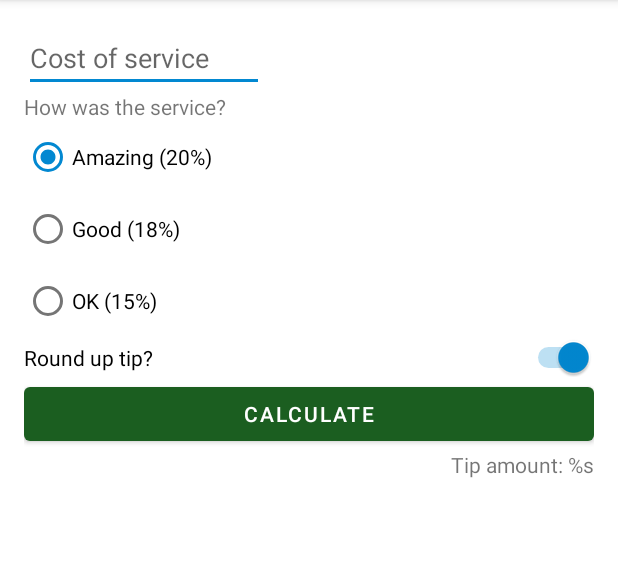
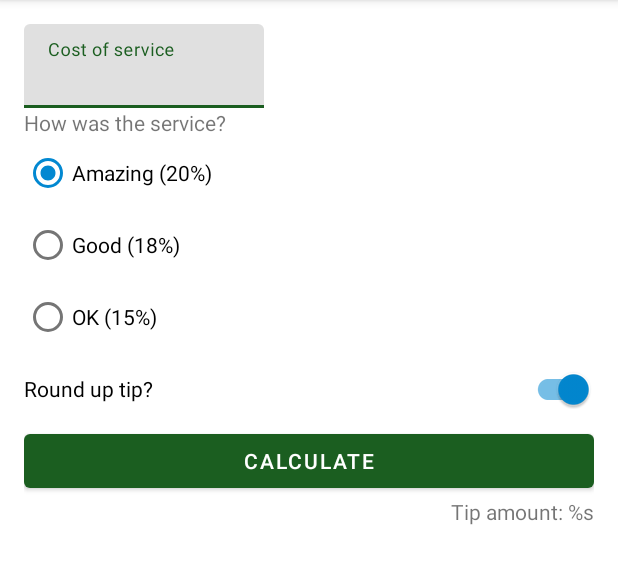
Before and after one commit to Daud94/Tip-Calculator, an Android app: the screen it shows after launch (MainActivity), on a phone screen of 412 x 824 dp, the part 84-668 px from its top. Run offline under Robolectric (Android 15) with nearby library versions, the phone set to English and light mode, and no system bars; 3 statements that could not run were skipped.

Commit message:
changed UI to use MDC (Material Design Components)

```diff
--- a/app/src/main/java/com/example/tipcalculator/MainActivity.kt
+++ b/app/src/main/java/com/example/tipcalculator/MainActivity.kt
@@ -21,7 +21,7 @@ class MainActivity : AppCompatActivity() {
 
     private fun calculateTip() {
         // get the string from for the cost of service from EditText
-        val stringInTextField = binding.costOfService.text.toString()
+        val stringInTextField = binding.costOfServiceEditText.text.toString()
         val cost = stringInTextField.toDoubleOrNull()
 
         if (cost == null || cost == 0.0){
--- a/app/src/main/res/layout/activity_main.xml
+++ b/app/src/main/res/layout/activity_main.xml
@@ -7,14 +7,22 @@
     android:padding="16dp"
     tools:context=".MainActivity">
 
-    <EditText
-        android:id="@+id/cost_of_service"
+    <com.google.android.material.textfield.TextInputLayout
         android:layout_width="160dp"
         android:layout_height="wrap_content"
+        android:id="@+id/cost_of_service"
         android:hint="@string/cost_of_service"
-        android:inputType="numberDecimal"
         app:layout_constraintStart_toStartOf="parent"
-        app:layout_constraintTop_toTopOf="parent" />
+        app:layout_constraintTop_toTopOf="parent">
+
+        <com.google.android.material.textfield.TextInputEditText
+            android:layout_width="match_parent"
+            android:layout_height="wrap_content"
+            android:inputType="numberDecimal"
+            android:id="@+id/cost_of_service_edit_text"
+            />
+
+    </com.google.android.material.textfield.TextInputLayout>
 
     <TextView
         android:id="@+id/service_question"
@@ -53,7 +61,7 @@
 
     </RadioGroup>
 
-    <Switch
+    <com.google.android.material.switchmaterial.SwitchMaterial
         android:id="@+id/round_up_switch"
         android:layout_width="0dp"
         android:layout_height="wrap_content"
--- a/app/src/main/res/values/strings.xml
+++ b/app/src/main/res/values/strings.xml
@@ -8,4 +8,5 @@
     <string name="round_up_tip">Round up tip?</string>
     <string name="calculate">Calculate</string>
     <string name="tip_amount">Tip amount: %s</string>
+    <string name="label">label</string>
 </resources>
```
Also changed, not shown: app/build.gradle (+5 -4 lines).
